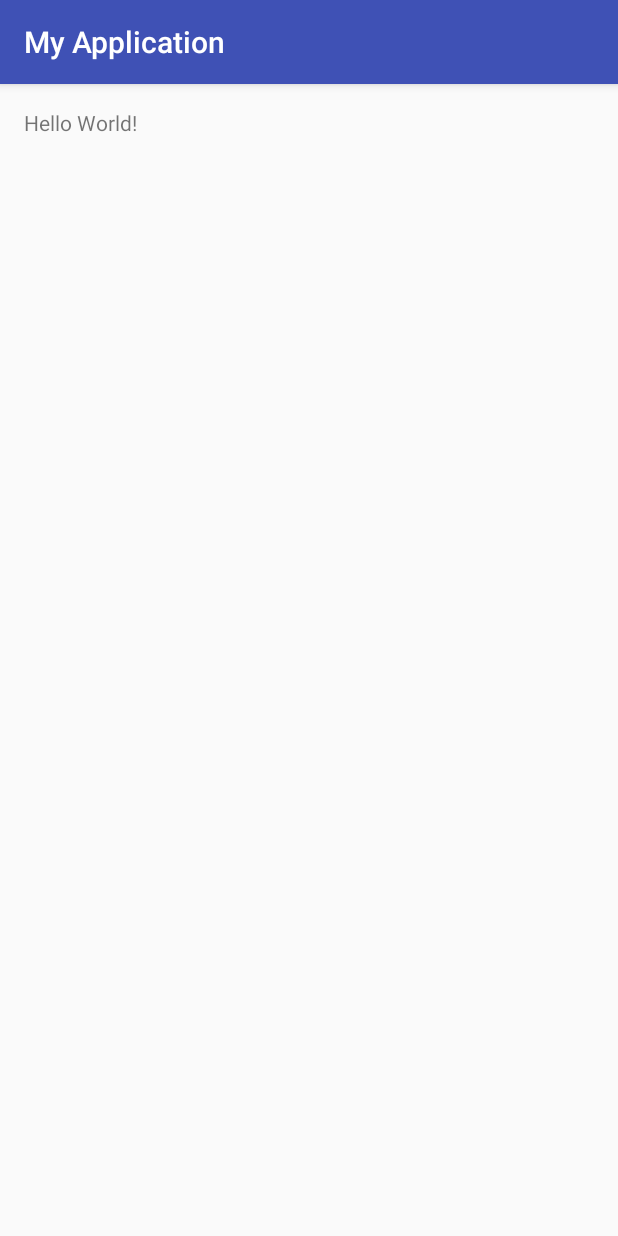
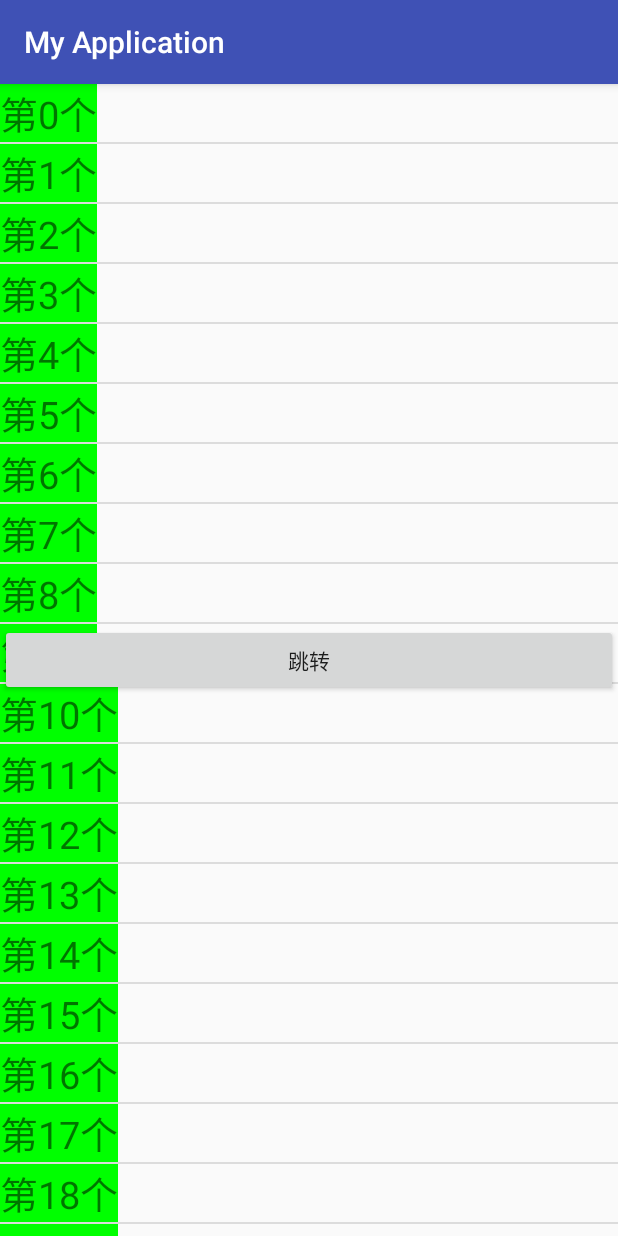
Before and after one commit to Wang12445974/MyApplication, an Android app: the screen it shows after launch (MainActivity), on a phone screen of 412 x 824 dp. Run offline under Robolectric (Android 15) with nearby library versions, the phone set to English and light mode, and no system bars.

```diff
--- a/app/build.gradle
+++ b/app/build.gradle
@@ -26,5 +26,8 @@ dependencies {
     })
     compile 'com.android.support:appcompat-v7:25.3.0'
     compile 'com.github.bumptech.glide:glide:3.5.2'
+    compile 'com.android.support:recyclerview-v7:25.0.+'
+    compile 'com.squareup.okhttp3:okhttp:3.4.1'
+    compile 'jp.wasabeef:glide-transformations:2.0.1'
     testCompile 'junit:junit:4.12'
 }
--- a/app/src/main/AndroidManifest.xml
+++ b/app/src/main/AndroidManifest.xml
@@ -1,7 +1,7 @@
 <?xml version="1.0" encoding="utf-8"?>
 <manifest xmlns:android="http://schemas.android.com/apk/res/android"
     package="com.example.hoperun.myapplication">
-
+    <uses-permission android:name="android.permission.INTERNET"></uses-permission>
     <application
         android:allowBackup="true"
         android:icon="@mipmap/ic_launcher"
@@ -15,6 +15,7 @@
                 <category android:name="android.intent.category.LAUNCHER" />
             </intent-filter>
         </activity>
+        <activity android:name=".glideActivity"></activity>
     </application>
 
 </manifest>
--- /dev/null
+++ b/app/src/main/java/com/example/hoperun/myapplication/Adapter.java
@@ -0,0 +1,142 @@
+package com.example.hoperun.myapplication;
+
+import android.content.Context;
+import android.support.v7.widget.RecyclerView;
+import android.view.View;
+import android.view.ViewGroup;
+import android.widget.TextView;
+
+import java.util.Collections;
+import java.util.List;
+
+/**
+ * Created by Hoperun on 2017/8/10.
+ */
+
+class Adapter extends RecyclerView.Adapter<RecyclerView.ViewHolder> implements View.OnClickListener,ItemTouchHelperAdapter{
+    private List strings;
+
+
+    //上拉加载更多
+    public static final int  PULLUP_LOAD_MORE=0;
+    //正在加载中
+    public static final int  LOADING_MORE=1;
+    //上拉加载更多状态-默认为0
+    private int load_more_status=0;
+
+    private static final int TYPE_ITEM = 0;  //普通Item View
+    private static final int TYPE_FOOTER = 1;  //顶部FootView
+    private Context context;
+    private MainActivity.recycleViewitem recycleViewitem;
+
+    public Adapter(List ss, Context context){
+        this.strings=ss;
+        this.context=context;
+    }
+    @Override
+    public RecyclerView.ViewHolder onCreateViewHolder(ViewGroup parent, int viewType) {
+        if(viewType==TYPE_ITEM) {
+            View view = View.inflate(context, R.layout.text, null);
+            Mhoder mhoder = new Mhoder(view);;
+            view.setOnClickListener(this);
+            return mhoder;
+        }else if(viewType==TYPE_FOOTER){
+            View foot_view=View.inflate(context,R.layout.foot,null);
+            //这边可以做一些属性设置，甚至事件监听绑定
+            //view.setBackgroundColor(Color.RED);
+            FootViewHolder footViewHolder=new FootViewHolder(foot_view);;
+            return footViewHolder;
+        }
+        return  null;
+    }
+
+    @Override
+    public void onBindViewHolder(RecyclerView.ViewHolder holder, int position) {
+        if(holder instanceof Adapter.Mhoder) {
+            ((Adapter.Mhoder)holder).textView.setText((CharSequence) strings.get(position));
+            holder.itemView.setTag(strings.get(position));
+        }else if(holder instanceof Adapter.FootViewHolder){
+            Adapter.FootViewHolder footViewHolder=(Adapter.FootViewHolder)holder;
+            switch (load_more_status){
+                case PULLUP_LOAD_MORE:
+                    footViewHolder.textView.setText("上拉加载更多...");
+                    break;
+                case LOADING_MORE:
+                    footViewHolder.textView.setText("正在加载更多数据...");
+                    break;
+            }
+        }
+    }
+
+
+    @Override
+    public int getItemCount() {
+        return strings.size()+1;
+    }
+
+    @Override
+    public void onClick(View view) {
+        if (recycleViewitem!=null){
+            recycleViewitem.setoNitem(view,(String)view.getTag());
+        }
+    }
+
+    @Override
+    public void onItemMove(int fromPosition, int toPosition) {
+        //交换位置
+        Collections.swap(strings,fromPosition,toPosition);
+        notifyItemMoved(fromPosition,toPosition);
+    }
+
+    @Override
+    public void onItemDissmiss(int position) {
+        //移除数据
+        strings.remove(position);
+        notifyItemRemoved(position);
+    }
+
+    class Mhoder extends RecyclerView.ViewHolder{
+        public TextView textView;
+        public Mhoder(View itemView) {
+            super(itemView);
+            textView= (TextView) itemView.findViewById(R.id.itemtext);
+        }
+    }
+    class FootViewHolder  extends RecyclerView.ViewHolder{
+        public TextView textView;
+        public FootViewHolder (View itemView) {
+            super(itemView);
+            textView= (TextView) itemView.findViewById(R.id.foottext);
+        }
+    }
+    public void setOnitem(MainActivity.recycleViewitem onitem){
+        this.recycleViewitem=onitem;
+    }
+    //添加数据
+    public void addItem(List<String> newDatas) {
+        newDatas.addAll(strings);
+        strings.removeAll(strings);
+        strings.addAll(newDatas);
+        notifyDataSetChanged();
+    }
+
+    public void addMoreItem(List<String> newDatas) {
+        strings.addAll(newDatas);
+        notifyDataSetChanged();
+    }
+
+    @Override
+    public int getItemViewType(int position) {
+        // 最后一个item设置为footerView
+        if (position + 1 == getItemCount()) {
+            return TYPE_FOOTER;
+        } else {
+            return TYPE_ITEM;
+        }
+    }
+    public void changeMoreStatus(int status){
+        load_more_status=status;
+        notifyDataSetChanged();
+    }
+
+}
--- /dev/null
+++ b/app/src/main/java/com/example/hoperun/myapplication/DividerItemDecoration.java
@@ -0,0 +1,97 @@
+package com.example.hoperun.myapplication;
+
+import android.content.Context;
+import android.content.res.TypedArray;
+import android.graphics.Canvas;
+import android.graphics.Rect;
+import android.graphics.drawable.Drawable;
+import android.support.v7.widget.LinearLayoutManager;
+import android.support.v7.widget.RecyclerView;
+import android.util.Log;
+import android.view.View;
+
+/**
+ * Created by Hoperun on 2017/8/10.
+ */
+
+public class DividerItemDecoration extends  RecyclerView.ItemDecoration {
+    private static final int[] ATTRS = new int[]{
+            android.R.attr.listDivider
+    };
+
+    public static final int HORIZONTAL_LIST = LinearLayoutManager.HORIZONTAL;
+
+    public static final int VERTICAL_LIST = LinearLayoutManager.VERTICAL;
+
+    private Drawable mDivider;
+
+    private int mOrientation;
+
+    public DividerItemDecoration(Context context, int orientation) {
+        final TypedArray a = context.obtainStyledAttributes(ATTRS);
+        mDivider = a.getDrawable(0);
+        a.recycle();
+        setOrientation(orientation);
+    }
+
+    public void setOrientation(int orientation) {
+        if (orientation != HORIZONTAL_LIST && orientation != VERTICAL_LIST) {
+            throw new IllegalArgumentException("invalid orientation");
+        }
+        mOrientation = orientation;
+    }
+
+    @Override
+    public void onDraw(Canvas c, RecyclerView parent) {
+
+        if (mOrientation == VERTICAL_LIST) {
+            drawVertical(c, parent);
+        } else {
+            drawHorizontal(c, parent);
+        }
+
+    }
+
+
+    public void drawVertical(Canvas c, RecyclerView parent) {
+        final int left = parent.getPaddingLeft();
+        final int right = parent.getWidth() - parent.getPaddingRight();
+
+        final int childCount = parent.getChildCount();
+        for (int i = 0; i < childCount; i++) {
+            final View child = parent.getChildAt(i);
+            android.support.v7.widget.RecyclerView v = new android.support.v7.widget.RecyclerView(parent.getContext());
+            final RecyclerView.LayoutParams params = (RecyclerView.LayoutParams) child
+                    .getLayoutParams();
+            final int top = child.getBottom() + params.bottomMargin;
+            final int bottom = top + mDivider.getIntrinsicHeight();
+            mDivider.setBounds(left, top, right, bottom);
+            mDivider.draw(c);
+        }
+    }
+
+    public void drawHorizontal(Canvas c, RecyclerView parent) {
+        final int top = parent.getPaddingTop();
+        final int bottom = parent.getHeight() - parent.getPaddingBottom();
+
+        final int childCount = parent.getChildCount();
+        for (int i = 0; i < childCount; i++) {
+            final View child = parent.getChildAt(i);
+            final RecyclerView.LayoutParams params = (RecyclerView.LayoutParams) child
+                    .getLayoutParams();
+            final int left = child.getRight() + params.rightMargin;
+            final int right = left + mDivider.getIntrinsicHeight();
+            mDivider.setBounds(left, top, right, bottom);
+            mDivider.draw(c);
+        }
+    }
+
+    @Override
+    public void getItemOffsets(Rect outRect, int itemPosition, RecyclerView parent) {
+        if (mOrientation == VERTICAL_LIST) {
+            outRect.set(0, 0, 0, mDivider.getIntrinsicHeight());
+        } else {
+            outRect.set(0, 0, mDivider.getIntrinsicWidth(), 0);
+        }
+    }
+}
--- /dev/null
+++ b/app/src/main/java/com/example/hoperun/myapplication/ItemTouchHelperAdapter.java
@@ -0,0 +1,12 @@
+package com.example.hoperun.myapplication;
+
+/**
+ * Created by Hoperun on 2017/8/10.
+ */
+
+public interface ItemTouchHelperAdapter {
+    //数据交换
+    void onItemMove(int fromPosition,int toPosition);
+    //数据删除
+    void onItemDissmiss(int position);
+}
--- a/app/src/main/java/com/example/hoperun/myapplication/MainActivity.java
+++ b/app/src/main/java/com/example/hoperun/myapplication/MainActivity.java
@@ -1,20 +1,159 @@
 package com.example.hoperun.myapplication;
 
+import android.content.Intent;
+import android.os.Handler;
+import android.support.v4.widget.SwipeRefreshLayout;
 import android.support.v7.app.AppCompatActivity;
 import android.os.Bundle;
+import android.support.v7.widget.LinearLayoutManager;
+import android.support.v7.widget.RecyclerView;
+import android.support.v7.widget.helper.ItemTouchHelper;
+import android.util.TypedValue;
+import android.view.View;
+import android.widget.Button;
 import android.widget.Toast;
 
-public class MainActivity extends AppCompatActivity {
+import java.util.ArrayList;
+import java.util.List;
+
+public class MainActivity extends AppCompatActivity  {
+
+    private RecyclerView reView;
+    private List<String> args;
+    private LinearLayoutManager manager;
+    private SwipeRefreshLayout swr;
+    private Adapter madapter;
+    private int lastVisibleItem;
+    private Button button;
 
     @Override
     protected void onCreate(Bundle savedInstanceState) {
         super.onCreate(savedInstanceState);
         setContentView(R.layout.activity_main);
+        initDatas();
+        initView();
+
+    }
+
+    private void initDatas() {
+        args = new ArrayList<>();
+        for (int i = 0; i < 20 ; i++) {
+            args.add("第"+i+"个");
+        }
+    }
+//    public void button(View view){
+//        Intent intent=new Intent(MainActivity.this,glideActivity.class);
+//        startActivity(intent);
+//    }
+
+    public void initView() {
+        swr = (SwipeRefreshLayout) findViewById(R.id.refs);
+        reView = (RecyclerView) findViewById(R.id.recyc);
+        button = (Button) findViewById(R.id.main_button);
+        button.setOnClickListener(new View.OnClickListener() {
+            @Override
+            public void onClick(View view) {
+                Intent intent=new Intent(MainActivity.this,glideActivity.class);
+                 startActivity(intent);
+            }
+        });
+        if (args.size()==0){
+            return;
+        }
+        //设置刷新时动画的颜色，可以设置4个
+        swr.setProgressBackgroundColorSchemeResource(android.R.color.white);
+        swr.setColorSchemeResources(android.R.color.holo_blue_light,
+                android.R.color.holo_red_light,android.R.color.holo_orange_light,
+                android.R.color.holo_green_light);
+        swr.setProgressViewOffset(false, 0, (int) TypedValue
+                .applyDimension(TypedValue.COMPLEX_UNIT_DIP, 24, getResources()
+                        .getDisplayMetrics()));
+        reView.addItemDecoration(new DividerItemDecoration(this,
+                DividerItemDecoration.VERTICAL_LIST));
+        manager = new LinearLayoutManager(this);
+        reView.setLayoutManager(manager);
+        reView.setHasFixedSize(true);
+        //创建适配器
+
+        madapter = new Adapter(args,MainActivity.this);
+        reView.setAdapter(madapter);
+        madapter.setOnitem(new recycleViewitem() {
+            @Override
+            public void setoNitem(View view, String dataModlo) {
+                Toast.makeText(MainActivity.this,dataModlo,Toast.LENGTH_SHORT).show();
+            }
+        });
+        delete();
+        refush();
+
+
+    }
+
+    private void delete() {
+        //先实例化Callback
+        ItemTouchHelper.Callback callback = new SimpleItemTouchHelperCallback(madapter);
+        //用Callback构造ItemtouchHelper
+        ItemTouchHelper touchHelper = new ItemTouchHelper(callback);
+        //调用ItemTouchHelper的attachToRecyclerView方法建立联系
+        touchHelper.attachToRecyclerView(reView);
+    }
+
+    private void refush() {
+        swr.setOnRefreshListener(new SwipeRefreshLayout.OnRefreshListener() {
+            @Override
+            public void onRefresh() {
+                new Handler().postDelayed(new Runnable() {
+                    @Override
+                    public void run() {
+                        List<String> newDatas = new ArrayList<String>();
+                        for (int i = 0; i <5; i++) {
+                            int index = i + 1;
+                            newDatas.add("new item" + index);
+                        }
+                        madapter.addItem(newDatas);
+                        swr.setRefreshing(false);
+                        Toast.makeText(MainActivity.this, "更新了五条数据...", Toast.LENGTH_SHORT).show();
+                    }
+                }, 5000);
+            }
+        });
+        reView.setOnScrollListener(new RecyclerView.OnScrollListener() {
+            @Override
+            public void onScrollStateChanged(RecyclerView recyclerView, int newState) {
+                super.onScrollStateChanged(recyclerView, newState);
+                if (newState ==RecyclerView.SCROLL_STATE_IDLE && lastVisibleItem + 1 ==madapter.getItemCount()) {
+                    madapter.changeMoreStatus(Adapter.LOADING_MORE);
+                    new Handler().postDelayed(new Runnable() {
+                        @Override
+                        public void run() {
+                            List<String> newDatas = new ArrayList<String>();
+                            for (int i = 0; i< 5; i++) {
+                                int index = i +1;
+                                newDatas.add("more item" + index);
+                            }
+                            madapter.addMoreItem(newDatas);
+                            madapter.changeMoreStatus(Adapter.PULLUP_LOAD_MORE);
+                        }
+                    }, 2500);
+                }
+            }
+            @Override
+            public void onScrolled(RecyclerView recyclerView, int dx, int dy) {
+                super.onScrolled(recyclerView,dx, dy);
+                lastVisibleItem =manager.findLastVisibleItemPosition();
+            }
+        });
     }
 
 
-    public void send(){
+    //声明点击接口
+    public interface recycleViewitem{
+         void setoNitem(View view,String dataModlo);
+    }
+    //创建接口
+    public recycleViewitem recycleViewitem=null;
 
 
-    }
+
+
 }
--- a/app/src/main/res/layout/activity_main.xml
+++ b/app/src/main/res/layout/activity_main.xml
@@ -4,14 +4,21 @@
     android:id="@+id/activity_main"
     android:layout_width="match_parent"
     android:layout_height="match_parent"
-    android:paddingBottom="@dimen/activity_vertical_margin"
-    android:paddingLeft="@dimen/activity_horizontal_margin"
-    android:paddingRight="@dimen/activity_horizontal_margin"
-    android:paddingTop="@dimen/activity_vertical_margin"
     tools:context="com.example.hoperun.myapplication.MainActivity">
-
-    <TextView
-        android:layout_width="wrap_content"
-        android:layout_height="wrap_content"
-        android:text="Hello World!" />
+   <android.support.v4.widget.SwipeRefreshLayout
+       android:id="@+id/refs"
+       android:layout_width="match_parent"
+       android:layout_height="match_parent">
+         <android.support.v7.widget.RecyclerView
+             android:id="@+id/recyc"
+             android:dividerHeight="10dp"
+             android:layout_width="match_parent"
+             android:layout_height="match_parent"></android.support.v7.widget.RecyclerView>
+   </android.support.v4.widget.SwipeRefreshLayout>
+   <Button
+       android:layout_width="match_parent"
+       android:layout_height="wrap_content"
+      android:id="@+id/main_button"
+       android:text="跳转"
+       android:layout_centerInParent="true"/>
 </RelativeLayout>
--- /dev/null
+++ b/app/src/main/res/layout/text.xml
@@ -0,0 +1,13 @@
+<?xml version="1.0" encoding="utf-8"?>
+<LinearLayout xmlns:android="http://schemas.android.com/apk/res/android"
+    android:orientation="vertical" android:layout_width="match_parent"
+    android:layout_height="match_parent">
+    <TextView
+        android:id="@+id/itemtext"
+        android:layout_width="match_parent"
+        android:layout_height="wrap_content"
+        android:layout_gravity="center"
+        android:textSize="25dp"
+        android:background="#00ff00"
+        android:text="hello"/>
+</LinearLayout>
```
Also changed, not shown: app/src/main/java/com/example/hoperun/myapplication/GankAdapter.java (added, +70 -0 lines), app/src/main/java/com/example/hoperun/myapplication/SimpleItemTouchHelperCallback.java (added, +44 -0 lines), app/src/main/java/com/example/hoperun/myapplication/glideActivity.java (added, +124 -0 lines), app/src/main/res/drawable/divider.xml (added, +12 -0 lines), app/src/main/res/layout/foot.xml (added, +21 -0 lines), app/src/main/res/layout/glide.xml (added, +9 -0 lines), app/src/main/res/layout/glide_item.xml (added, +10 -0 lines).
